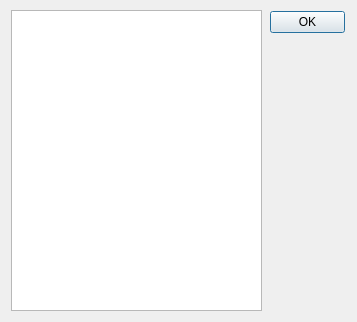
Old version of the form voir_controles.ui in the repository Taoalex542/portage-OGRE-QGIS.
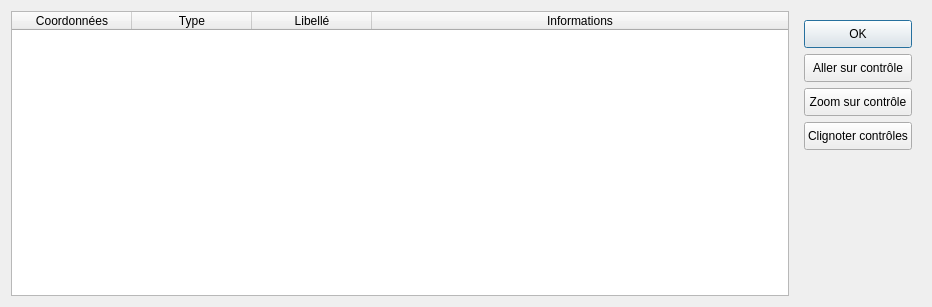
New version of the form.

Commit message: ajout de fenêtre ge vue des controles, ainsi que gestion de voyage sur le controle sur la carte et clignottement des contrôles

```diff
--- a/voir_controles.ui
+++ b/voir_controles.ui
@@ -6,39 +6,176 @@
    <rect>
     <x>0</x>
     <y>0</y>
-    <width>357</width>
-    <height>322</height>
+    <width>932</width>
+    <height>307</height>
    </rect>
   </property>
   <property name="windowTitle">
    <string>Contrôles</string>
   </property>
-  <widget class="QDialogButtonBox" name="buttonBox">
-   <property name="geometry">
-    <rect>
-     <x>270</x>
-     <y>11</y>
-     <width>75</width>
-     <height>23</height>
-    </rect>
-   </property>
-   <property name="orientation">
-    <enum>Qt::Vertical</enum>
-   </property>
-   <property name="standardButtons">
-    <set>QDialogButtonBox::Ok</set>
-   </property>
-  </widget>
-  <widget class="QTableWidget" name="tableWidget">
-   <property name="geometry">
-    <rect>
-     <x>11</x>
-     <y>10</y>
-     <width>251</width>
-     <height>301</height>
-    </rect>
-   </property>
-  </widget>
+  <layout class="QHBoxLayout" name="horizontalLayout">
+   <item>
+    <widget class="QTableWidget" name="tableWidget">
+     <property name="sizeAdjustPolicy">
+      <enum>QAbstractScrollArea::AdjustToContentsOnFirstShow</enum>
+     </property>
+     <property name="editTriggers">
+      <set>QAbstractItemView::NoEditTriggers</set>
+     </property>
+     <property name="dragEnabled">
+      <bool>false</bool>
+     </property>
+     <property name="dragDropOverwriteMode">
+      <bool>false</bool>
+     </property>
+     <property name="alternatingRowColors">
+      <bool>true</bool>
+     </property>
+     <property name="selectionMode">
+      <enum>QAbstractItemView::SingleSelection</enum>
+     </property>
+     <property name="textElideMode">
+      <enum>Qt::ElideRight</enum>
+     </property>
+     <property name="verticalScrollMode">
+      <enum>QAbstractItemView::ScrollPerPixel</enum>
+     </property>
+     <property name="horizontalScrollMode">
+      <enum>QAbstractItemView::ScrollPerPixel</enum>
+     </property>
+     <property name="gridStyle">
+      <enum>Qt::SolidLine</enum>
+     </property>
+     <property name="sortingEnabled">
+      <bool>true</bool>
+     </property>
+     <property name="wordWrap">
+      <bool>true</bool>
+     </property>
+     <property name="columnCount">
+      <number>4</number>
+     </property>
+     <attribute name="horizontalHeaderVisible">
+      <bool>true</bool>
+     </attribute>
+     <attribute name="horizontalHeaderCascadingSectionResizes">
+      <bool>true</bool>
+     </attribute>
+     <attribute name="horizontalHeaderMinimumSectionSize">
+      <number>120</number>
+     </attribute>
+     <attribute name="horizontalHeaderDefaultSectionSize">
+      <number>120</number>
+     </attribute>
+     <attribute name="horizontalHeaderHighlightSections">
+      <bool>true</bool>
+     </attribute>
+     <attribute name="horizontalHeaderStretchLastSection">
+      <bool>true</bool>
+     </attribute>
+     <attribute name="verticalHeaderVisible">
+      <bool>false</bool>
+     </attribute>
+     <column>
+      <property name="text">
+       <string>Coordonnées</string>
+      </property>
+     </column>
+     <column>
+      <property name="text">
+       <string>Type</string>
+      </property>
+     </column>
+     <column>
+      <property name="text">
+       <string>Libellé</string>
+      </property>
+     </column>
+     <column>
+      <property name="text">
+       <string>Informations</string>
+      </property>
+     </column>
+    </widget>
+   </item>
+   <item>
+    <widget class="QWidget" name="widget" native="true">
+     <property name="sizePolicy">
+      <sizepolicy hsizetype="Fixed" vsizetype="Preferred">
+       <horstretch>0</horstretch>
+       <verstretch>0</verstretch>
+      </sizepolicy>
+     </property>
+     <layout class="QVBoxLayout" name="verticalLayout">
+      <item>
+       <widget class="QPushButton" name="ok">
+        <property name="minimumSize">
+         <size>
+          <width>0</width>
+          <height>28</height>
+         </size>
+        </property>
+        <property name="text">
+         <string>OK</string>
+        </property>
+       </widget>
+      </item>
+      <item>
+       <widget class="QPushButton" name="showme">
+        <property name="minimumSize">
+         <size>
+          <width>0</width>
+          <height>28</height>
+         </size>
+        </property>
+        <property name="text">
+         <string>Aller sur contrôle</string>
+        </property>
+       </widget>
+      </item>
+      <item>
+       <widget class="QPushButton" name="zoom">
+        <property name="minimumSize">
+         <size>
+          <width>0</width>
+          <height>28</height>
+         </size>
+        </property>
+        <property name="text">
+         <string>Zoom sur contrôle</string>
+        </property>
+       </widget>
+      </item>
+      <item>
+       <widget class="QPushButton" name="blink">
+        <property name="minimumSize">
+         <size>
+          <width>0</width>
+          <height>28</height>
+         </size>
+        </property>
+        <property name="text">
+         <string>Clignoter contrôles</string>
+        </property>
+       </widget>
+      </item>
+      <item>
+       <spacer name="verticalSpacer">
+        <property name="orientation">
+         <enum>Qt::Vertical</enum>
+        </property>
+        <property name="sizeHint" stdset="0">
+         <size>
+          <width>20</width>
+          <height>168</height>
+         </size>
+        </property>
+       </spacer>
+      </item>
+     </layout>
+    </widget>
+   </item>
+  </layout>
  </widget>
  <resources/>
  <connections>
```
Left out of the diff: 24 changed lines with no effect on the pictures. The commit also changes 4 other files.
